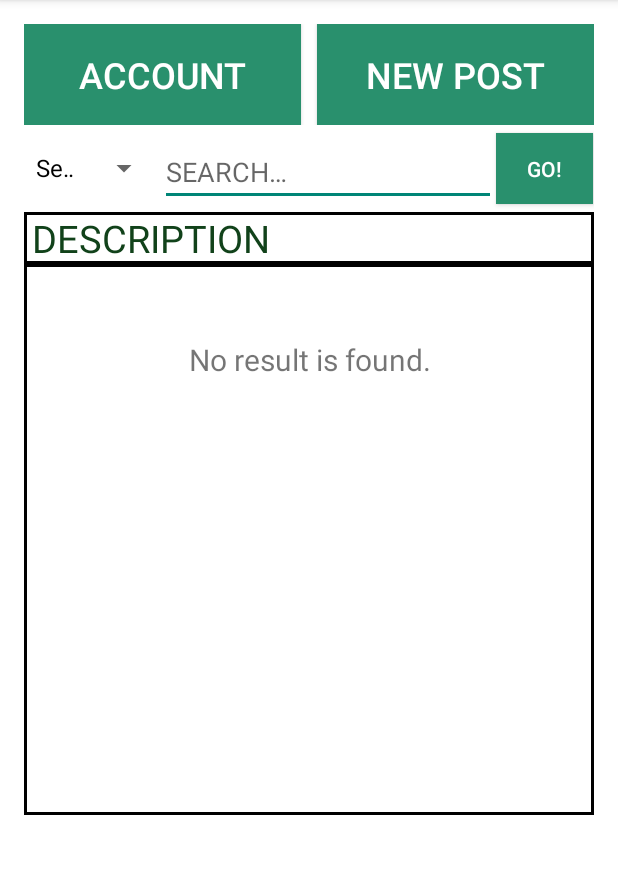
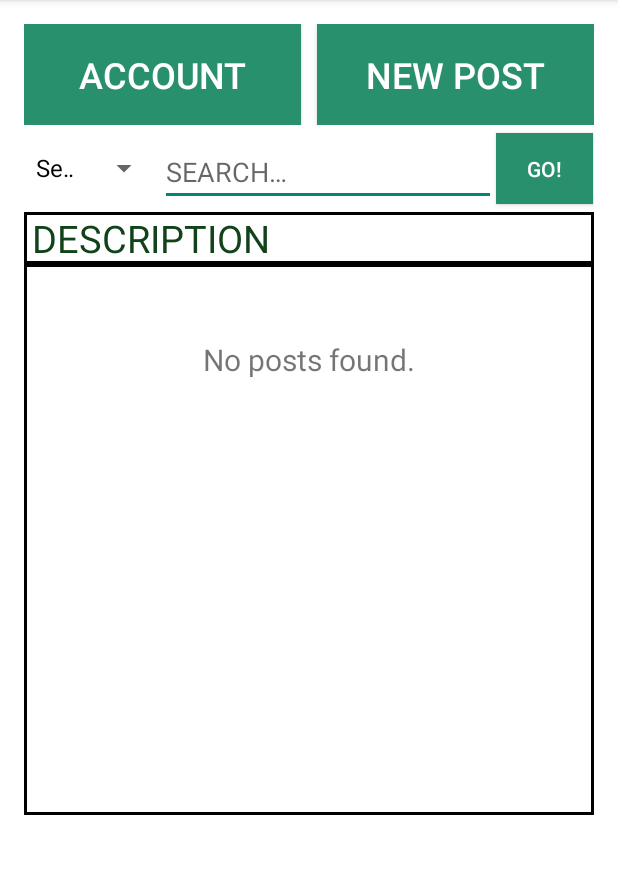
Before and after one commit to MandLRPG/ICS466APP, an Android app: the fragment NoResultFragment placed in its activity, on a phone screen of 412 x 824 dp, the part 84-958 px from its top. Run offline under Robolectric (Android 15) with nearby library versions, the phone set to English and light mode, and no system bars.

Commit message:
Changed message text to avoid confusion Change back later if you want

```diff
--- a/app/src/main/res/layout/no_result_fragment.xml
+++ b/app/src/main/res/layout/no_result_fragment.xml
@@ -12,7 +12,7 @@
         <TextView
             android:layout_width="match_parent"
             android:layout_height="match_parent"
-            android:text="No result is found."
+            android:text="No posts found."
             android:gravity="center|top"
             android:layout_marginTop="50dp"
             android:layout_marginBottom="290dp"
```
